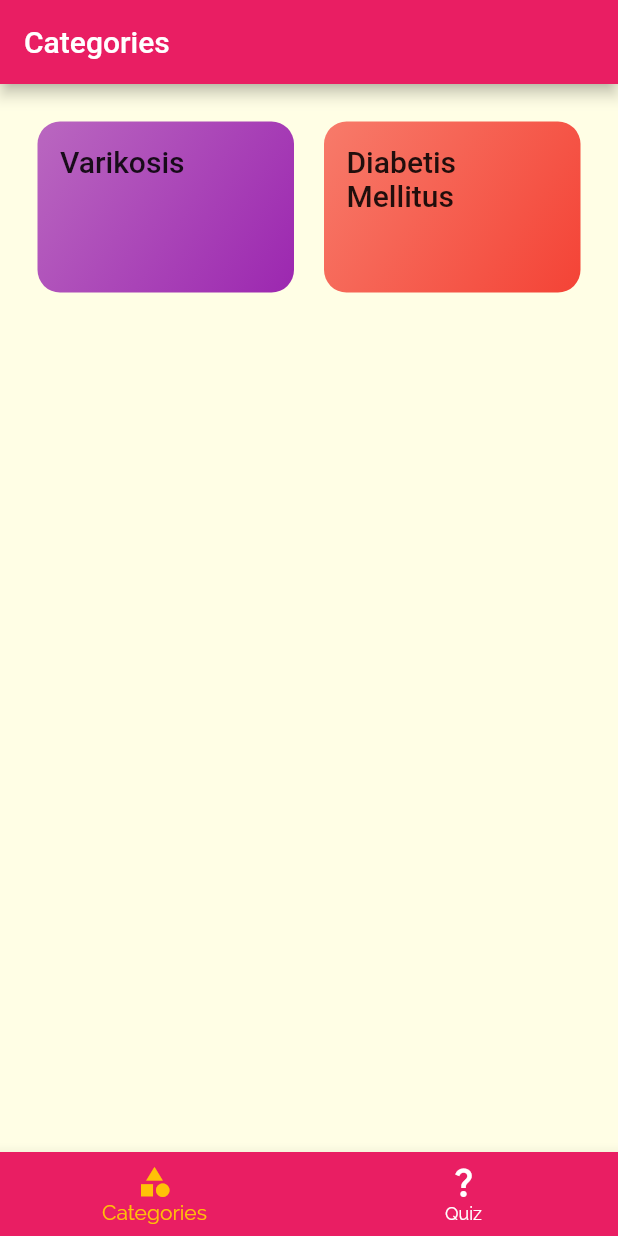
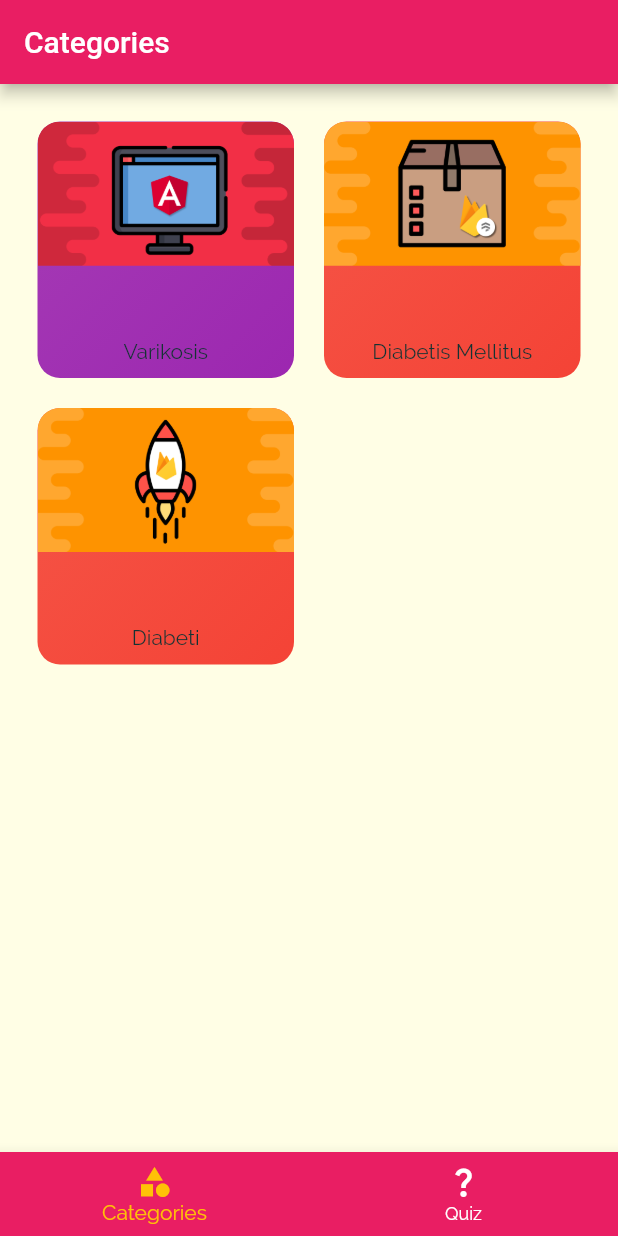
Before and after one commit to anavachtel/pflege_quiz, a Flutter app: the screen it shows after launch, on a phone screen of 412 x 824 dp. Run offline on Flutter 3.47's test engine with Material 2 defaults, Android fonts, the phone set to English and light mode, and no system bars.

Commit message:
Frontend angepasst

```diff
--- a/lib/dummy_data.dart
+++ b/lib/dummy_data.dart
@@ -3,49 +3,48 @@ import 'package:flutter/material.dart';
 import './models/category.dart';
 import 'models/question.dart';
 
-
 const DUMMY_CATEGORIES = [
   Category(
-    id: 'c1',
-    title: 'Varikosis',
-    color: Colors.purple,
-  ),
+      id: 'c1', title: 'Varikosis', color: Colors.purple, img: 'angular.png'),
   Category(
       id: 'c2',
       title: 'Diabetis Mellitus',
       color: Colors.red,
-  )
+      img: 'firestore.png'),
+  Category(id: 'c3', title: 'Diabeti', color: Colors.red, img: 'firebase.png')
 ];
 
 const DUMMY_QUESTIONS = [
   Question(
       id: 'q1',
       category: 'c2',
-    question: 'Welche der folgenden Symptome sind typisch für einen Diabetes mellitus?',
+      question:
+          'Welche der folgenden Symptome sind typisch für einen Diabetes mellitus?',
       answers: [
-      {'answerText': 'Starker Juckreiz','score':true},
-      {'answerText': 'Ödembildung','score':false},
-      {'answerText': 'Diarrhoe','score':false},
-    ]
-  ),
+        {'answerText': 'Starker Juckreiz', 'score': true},
+        {'answerText': 'Ödembildung', 'score': false},
+        {'answerText': 'Diarrhoe', 'score': false},
+      ]),
   Question(
       id: 'q2',
       category: 'c2',
       question: 'Was ist Diabetes mellitus für eine Erkrankung?',
       answers: [
-        {'answerText': 'Herz-Kreislauf-Erkrankung','score':false},
-        {'answerText': 'Erkrankung des Blutes und des blutbildenden Systems','score':false},
-        {'answerText': 'Stoffwechselerkrankung','score':true},
-      ]
-  ),
+        {'answerText': 'Herz-Kreislauf-Erkrankung', 'score': false},
+        {
+          'answerText': 'Erkrankung des Blutes und des blutbildenden Systems',
+          'score': false
+        },
+        {'answerText': 'Stoffwechselerkrankung', 'score': true},
+      ]),
   Question(
       id: 'q3',
       category: 'c1',
-      question: 'Zu welcher Prophylaxe gehört das Anlegen der Kompressionsstrümpfe?',
+      question:
+          'Zu welcher Prophylaxe gehört das Anlegen der Kompressionsstrümpfe?',
       answers: [
-        {'answerText': 'Sturzprophylaxe','score':false},
-        {'answerText': 'Thromboseprophylaxe','score':true},
-        {'answerText': 'Dehydratationsprophylaxe','score':false},
-      ]
-  ),
+        {'answerText': 'Sturzprophylaxe', 'score': false},
+        {'answerText': 'Thromboseprophylaxe', 'score': true},
+        {'answerText': 'Dehydratationsprophylaxe', 'score': false},
+      ]),
 ];
--- a/lib/models/category.dart
+++ b/lib/models/category.dart
@@ -1,3 +1,5 @@
+import 'dart:ui';
+
 import 'package:flutter/material.dart';
 
 import 'package:flutter/foundation.dart';
@@ -6,9 +8,11 @@ class Category {
   final String id;
   final String title;
   final Color color;
+  final String img;
 
-  const Category({
-    required this.id,
-    required this.title,
-    this.color = Colors.orange});
+  const Category(
+      {required this.id,
+      required this.title,
+      this.color = Colors.orange,
+      required this.img});
 }
--- a/lib/screens/categories_screen.dart
+++ b/lib/screens/categories_screen.dart
@@ -11,19 +11,15 @@ class CategoriesScreen extends StatelessWidget {
       children: DUMMY_CATEGORIES
           .map(
             (catData) => CategoryItem(
-                catData.id,
-            catData.title,
-            catData.color,
-          ),
+                catData.id, catData.title, catData.color, catData.img),
           )
           .toList(),
       gridDelegate: SliverGridDelegateWithMaxCrossAxisExtent(
         maxCrossAxisExtent: 200,
-          childAspectRatio: 3 / 2,
+        childAspectRatio: 3 / 3,
         crossAxisSpacing: 20,
         mainAxisSpacing: 20,
       ),
     );
-
   }
 }
--- a/lib/widgets/category_item.dart
+++ b/lib/widgets/category_item.dart
@@ -6,8 +6,8 @@ class CategoryItem extends StatelessWidget {
   final String id;
   final String title;
   final Color color;
-
-  CategoryItem(this.id, this.title, this.color);
+  final String img;
+  CategoryItem(this.id, this.title, this.color, this.img);
 
   void selectCategory(BuildContext ctx) {
     Navigator.of(ctx).pushNamed(
@@ -24,17 +24,42 @@ class CategoryItem extends StatelessWidget {
     return InkWell(
       onTap: () => selectCategory(context),
       splashColor: Theme.of(context).primaryColor,
-      borderRadius: BorderRadius.circular(15),
       child: Container(
-        padding: const EdgeInsets.all(15),
-        child: Text(
-          title,
-          style: Theme.of(context).textTheme.headline6,
-        ),
+        padding: const EdgeInsets.all(0),
+        child: Column(
+            crossAxisAlignment: CrossAxisAlignment.stretch,
+            mainAxisAlignment: MainAxisAlignment.spaceBetween,
+            children: [
+              Flexible(
+                flex: 3,
+                child: ClipRRect(
+                  borderRadius: BorderRadius.only(
+                      topRight: Radius.circular(15.0),
+                      topLeft: Radius.circular(15.0)),
+                  child: Image.asset(
+                    'assets/covers/${img}',
+                    fit: BoxFit.fitWidth,
+                  ),
+                ),
+              ),
+              Flexible(
+                  flex: 2,
+                  child: Padding(
+                    padding: const EdgeInsets.only(
+                        left: 10, right: 10, bottom: 10, top: 5),
+                    child: Text(
+                      title,
+                      style: Theme.of(context).textTheme.bodyText1,
+                      textAlign: TextAlign.center,
+                      overflow: TextOverflow.fade,
+                      softWrap: false,
+                    ),
+                  ))
+            ]),
         decoration: BoxDecoration(
           gradient: LinearGradient(
             colors: [
-              color.withOpacity(0.7),
+              color.withOpacity(0.9),
               color,
             ],
             begin: Alignment.topLeft,
--- a/pubspec.yaml
+++ b/pubspec.yaml
@@ -58,8 +58,8 @@ flutter:
   uses-material-design: true
 
   # To add assets to your application, add an assets section, like this:
-  # assets:
-  #   - images/a_dot_burr.jpeg
+  assets:
+     - assets/covers/
   #   - images/a_dot_ham.jpeg
 
   # An image asset can refer to one or more resolution-specific "variants", see
```
Also changed, not shown: assets/covers/angular.png (added), assets/covers/firebase.png (added), assets/covers/firestore.png (added). Lines whose indentation alone changed are shown as unchanged.
